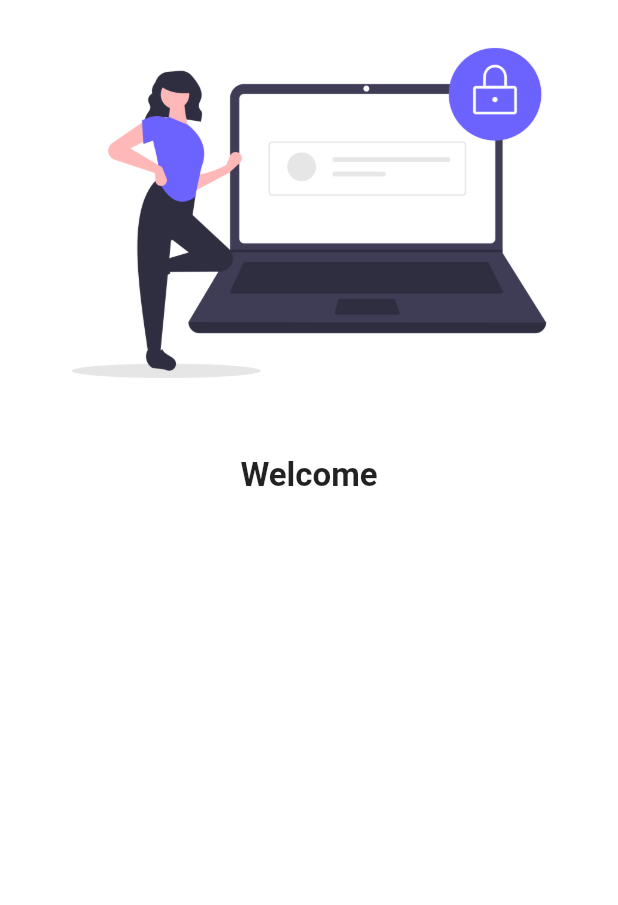
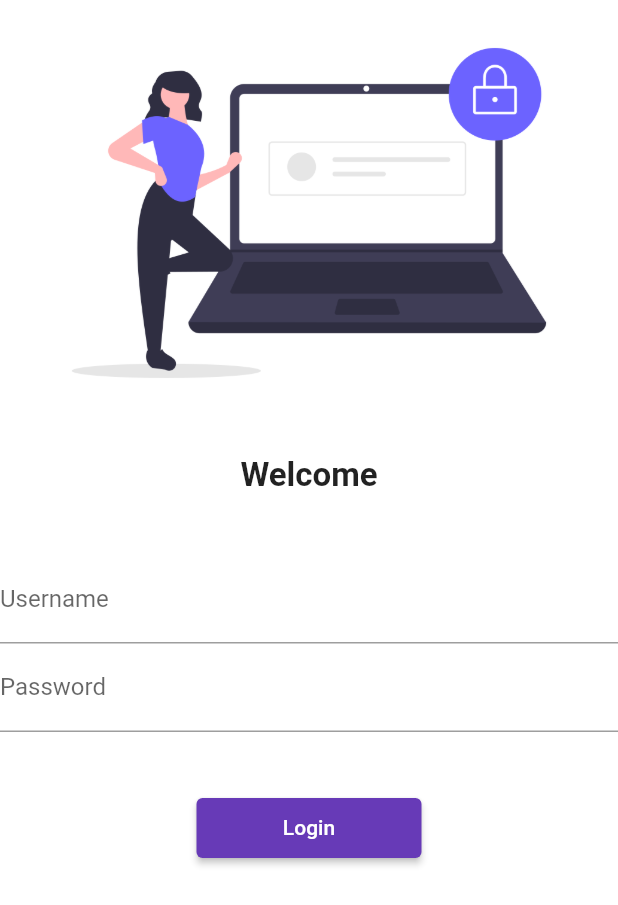
Before and after one commit to ajitkmr/flutter_30Days, a Flutter app: the screen it shows after launch, on a phone screen of 412 x 824 dp. Shown: the top 905 px of the screen. Run offline on Flutter 3.47's test engine with Material 2 defaults, Android fonts, the phone set to English and light mode, and no system bars; our stand-ins replace google_fonts.

Commit message:
Done for today

```diff
--- a/lib/pages/login_page.dart
+++ b/lib/pages/login_page.dart
@@ -2,6 +2,7 @@
 
 import 'package:flutter/material.dart';
 
+// ignore: camel_case_types
 class loginPage extends StatelessWidget {
   const loginPage({Key? key}) : super(key: key);
 
@@ -24,6 +25,32 @@ class loginPage extends StatelessWidget {
                 fontSize: 22,
                 fontWeight: FontWeight.bold,
               ),
+            ),
+            SizedBox(
+              height: 40.0,
+            ),
+            TextFormField(
+              decoration: InputDecoration(
+                hintText: "Enter username",
+                labelText: "Username",
+              ),
+            ),
+            TextFormField(
+              obscureText: true,
+              decoration: InputDecoration(
+                hintText: "Enter password",
+                labelText: "Password",
+              ),
+            ),
+            SizedBox(
+              height: 40.0,
+            ),
+            ElevatedButton(
+              child: Text("Login"),
+              style: TextButton.styleFrom(minimumSize: Size(150, 40)),
+              onPressed: () {
+                //Navigator.pushNamed(context, MyRoutes.homeRoute);
+              },
             )
           ],
         ));
```
